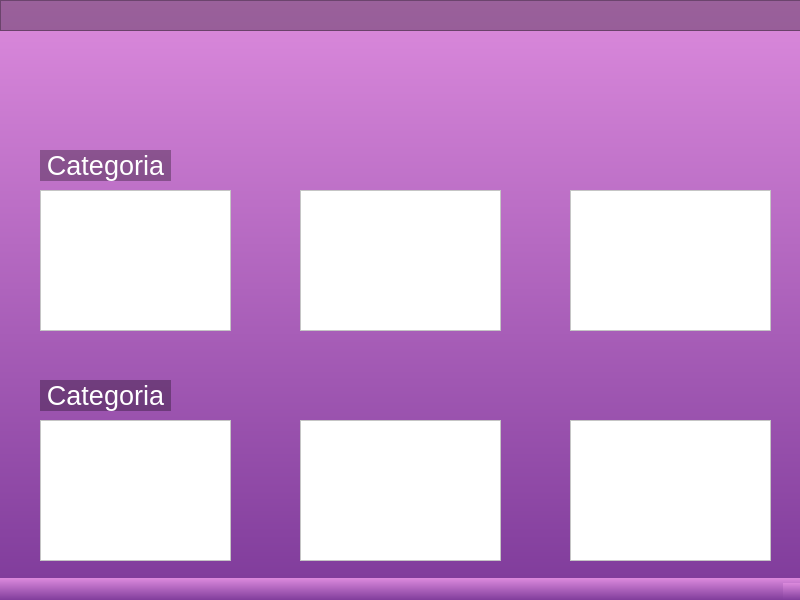
Above: telas/untitled.ui from Alisson-Rodrigo/poo-II before the change. Below: the same form after it.
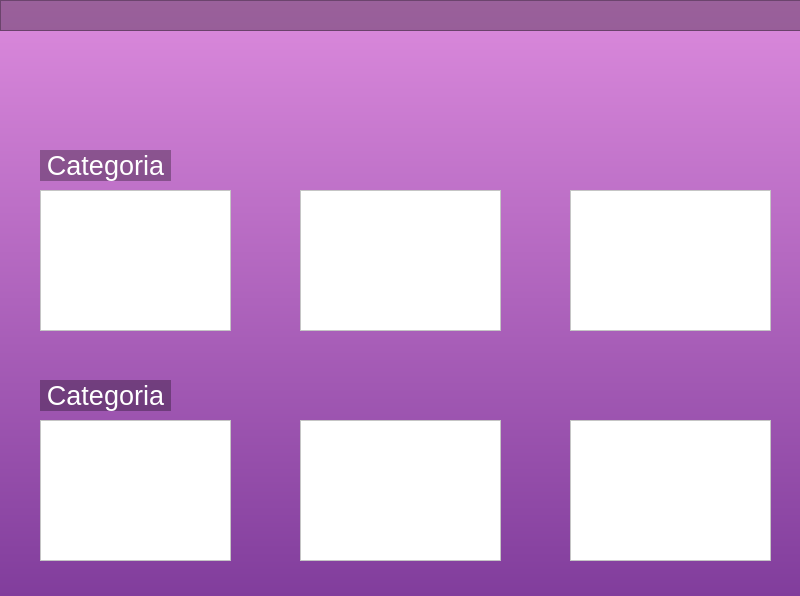
That is the form after the change.

```diff
--- a/telas/untitled.ui
+++ b/telas/untitled.ui
@@ -7,7 +7,7 @@
     <x>0</x>
     <y>0</y>
     <width>800</width>
-    <height>600</height>
+    <height>596</height>
    </rect>
   </property>
   <property name="windowTitle">
@@ -202,7 +202,6 @@
     </property>
    </widget>
   </widget>
-  <widget class="QStatusBar" name="statusbar"/>
  </widget>
  <resources/>
  <connections/>
```
